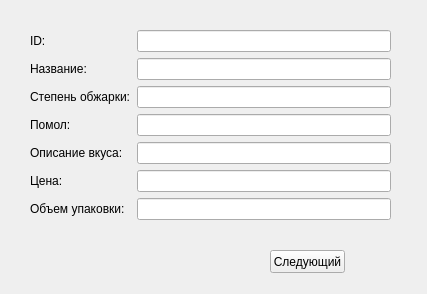
heNtY1/espresso_YL, file main.ui: the form before one commit.
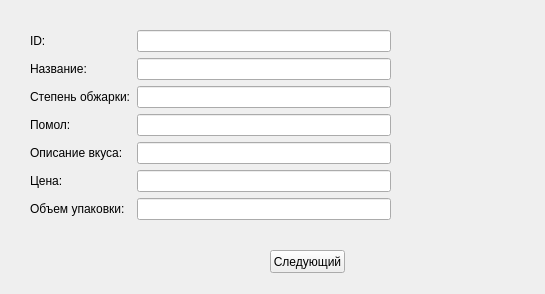
The form after the commit.

Commit message: UI готов

The edit to the form file:
```diff
--- a/main.ui
+++ b/main.ui
@@ -6,7 +6,7 @@
    <rect>
     <x>0</x>
     <y>0</y>
-    <width>427</width>
+    <width>545</width>
     <height>294</height>
    </rect>
   </property>
```
Left out of the diff: 14 changed lines with no effect on the pictures.
